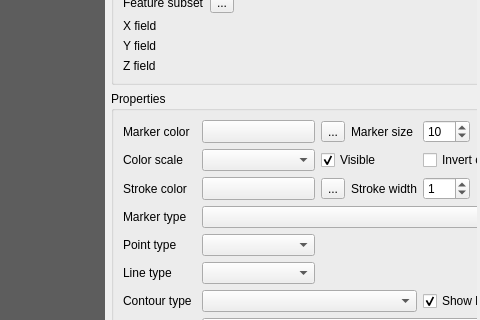
Qt form DataPlotly/ui/dataplotly_dockwidget_base.ui (ghtmtt/DataPlotly) before a commit; both pictures show x 113 to 593 and y 122 to 442 of the 593 by 624 pixel window.
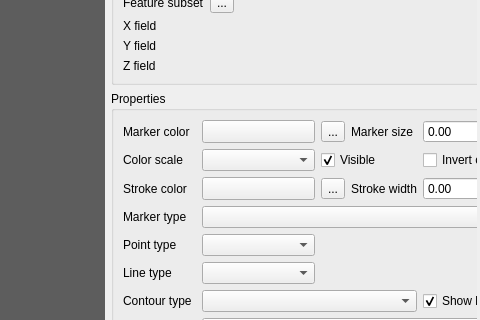
The same form after that commit. Custom widgets are drawn as their Qt base class.

Commit message: Use QgsSpinBox widgets

Patch:
```diff
--- a/DataPlotly/ui/dataplotly_dockwidget_base.ui
+++ b/DataPlotly/ui/dataplotly_dockwidget_base.ui
@@ -369,22 +369,6 @@
                     <item row="4" column="1">
                      <widget class="QComboBox" name="point_combo"/>
                     </item>
-                    <item row="0" column="4">
-                     <widget class="QSpinBox" name="marker_size">
-                      <property name="sizePolicy">
-                       <sizepolicy hsizetype="Fixed" vsizetype="Fixed">
-                        <horstretch>0</horstretch>
-                        <verstretch>0</verstretch>
-                       </sizepolicy>
-                      </property>
-                      <property name="maximum">
-                       <number>100</number>
-                      </property>
-                      <property name="value">
-                       <number>10</number>
-                      </property>
-                     </widget>
-                    </item>
                     <item row="3" column="1" colspan="4">
                      <widget class="QComboBox" name="marker_type_combo"/>
                     </item>
@@ -468,22 +452,6 @@
                       </property>
                      </widget>
                     </item>
-                    <item row="2" column="4">
-                     <widget class="QSpinBox" name="marker_width">
-                      <property name="sizePolicy">
-                       <sizepolicy hsizetype="Maximum" vsizetype="Fixed">
-                        <horstretch>0</horstretch>
-                        <verstretch>0</verstretch>
-                       </sizepolicy>
-                      </property>
-                      <property name="maximum">
-                       <number>100</number>
-                      </property>
-                      <property name="value">
-                       <number>1</number>
-                      </property>
-                     </widget>
-                    </item>
                     <item row="5" column="0">
                      <widget class="QLabel" name="line_lab">
                       <property name="text">
@@ -553,6 +521,12 @@
                       </property>
                      </widget>
                     </item>
+                    <item row="0" column="4">
+                     <widget class="QgsDoubleSpinBox" name="marker_size"/>
+                    </item>
+                    <item row="2" column="4">
+                     <widget class="QgsDoubleSpinBox" name="marker_width"/>
+                    </item>
                    </layout>
                   </widget>
                  </item>
@@ -1178,6 +1152,16 @@
     <slot>setVectorLayer(QgsMapLayer*)</slot>
    </slots>
   </customwidget>
+  <customwidget>
+   <class>QgsDoubleSpinBox</class>
+   <extends>QDoubleSpinBox</extends>
+   <header>qgis.gui</header>
+  </customwidget>
+  <customwidget>
+   <class>QgsSpinBox</class>
+   <extends>QSpinBox</extends>
+   <header>qgis.gui</header>
+  </customwidget>
  </customwidgets>
  <resources/>
  <connections>
```
Left out of the diff: 4 changed lines with no effect on the pictures.
